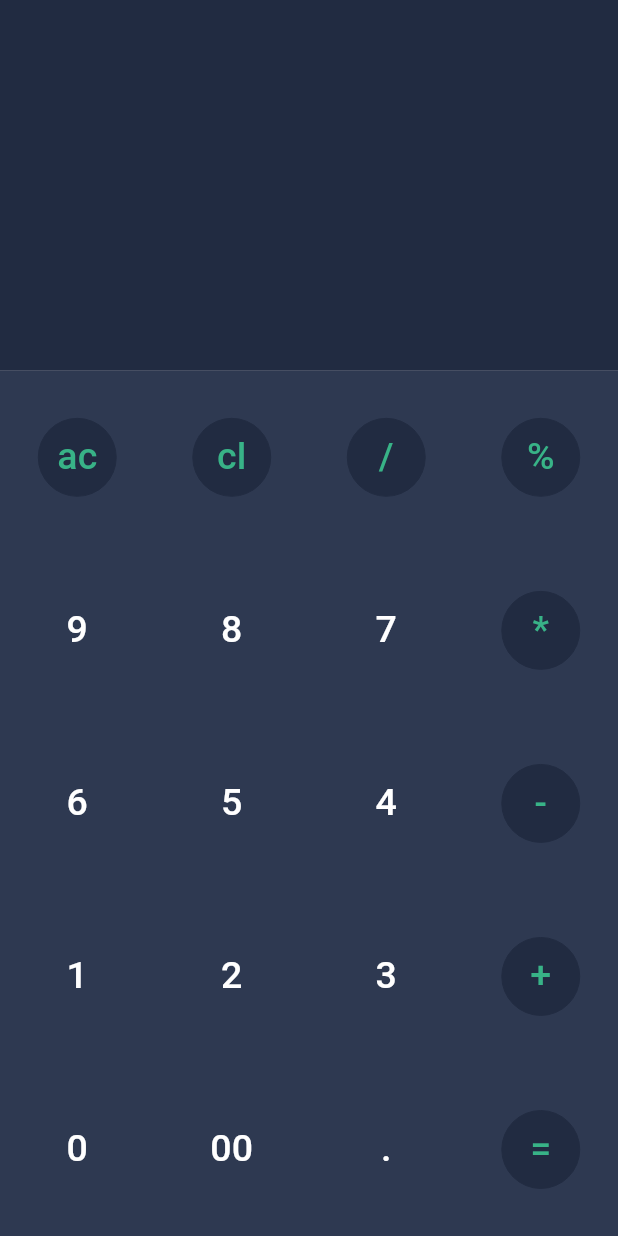
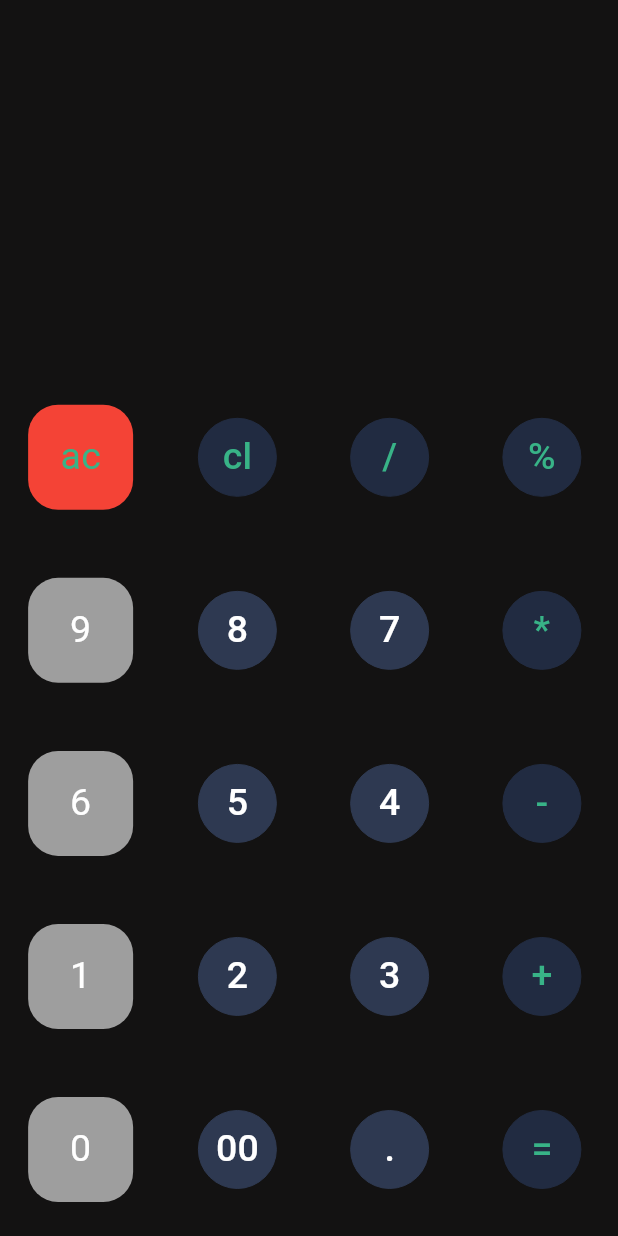
Before and after one commit to mahdiramezanii/calculator, a Flutter app: the screen it shows after launch, on a phone screen of 412 x 824 dp. Run offline on Flutter 3.47's test engine with Material 3 defaults, Android fonts, the phone set to English and light mode, and no system bars; our stand-ins replace hexcolor, math_expressions.

Commit message:
update project

```diff
--- a/lib/main.dart
+++ b/lib/main.dart
@@ -21,13 +21,13 @@ class _ApplicationState extends State<Application> {
     return MaterialApp(
       debugShowCheckedModeBanner: false,
       home: Scaffold(
+        backgroundColor: Color.fromARGB(255, 19, 18, 18),
         body: SafeArea(
           child: Column(
             children: [
               Expanded(
                 flex: 3,
                 child: Container(
-                  color: backgroundGreyDark,
                   child: Column(
                     crossAxisAlignment: CrossAxisAlignment.stretch,
                     children: [
@@ -54,7 +54,6 @@ class _ApplicationState extends State<Application> {
               Expanded(
                 flex: 7,
                 child: Container(
-                  color: backgroundGrey,
                   height: 200,
                   child: Column(
                     mainAxisAlignment: MainAxisAlignment.spaceAround,
@@ -82,8 +81,8 @@ class _ApplicationState extends State<Application> {
       children: [
         Padding(
             padding: const EdgeInsets.all(8.0),
-          child: TextButton(
-            onPressed: () {
+            child: GestureDetector(
+              onTap: () {
                 setState(() {
                   if (text1 == "ac") {
                     textInput = "";
@@ -93,17 +92,45 @@ class _ApplicationState extends State<Application> {
                   }
                 });
               },
-            style: TextButton.styleFrom(
-              backgroundColor: getColor(text1),
-              shape: CircleBorder(
-                side: BorderSide(width: 0, color: getColor(text1)),
+              child: Container(
+                width: 70,
+                height: 70,
+                decoration: BoxDecoration(
+                  color: text1 == "ac" ? Colors.red : Colors.grey,
+                  borderRadius: BorderRadius.all(
+                    Radius.circular(20),
                   ),
                 ),
+                child: Center(
                   child: Text(
                     "$text1",
                     style: TextStyle(color: getTextColor(text1), fontSize: 25),
                   ),
                 ),
+              ),
+            )
+            //  TextButton(
+            //   onPressed: () {
+            //     setState(() {
+            //       if (text1 == "ac") {
+            //         textInput = "";
+            //         result = "";
+            //       } else {
+            //         textInput = textInput + text1;
+            //       }
+            //     });
+            //   },
+            //   style: TextButton.styleFrom(
+            //     backgroundColor: getColor(text1),
+            //     shape: CircleBorder(
+            //       side: BorderSide(width: 0, color: getColor(text1)),
+            //     ),
+            //   ),
+            //   child: Text(
+            //     "$text1",
+            //     style: TextStyle(color: getTextColor(text1), fontSize: 25),
+            //   ),
+            // ),
             ),
         Padding(
           padding: const EdgeInsets.all(8.0),
```
Lines whose indentation alone changed are shown as unchanged.
